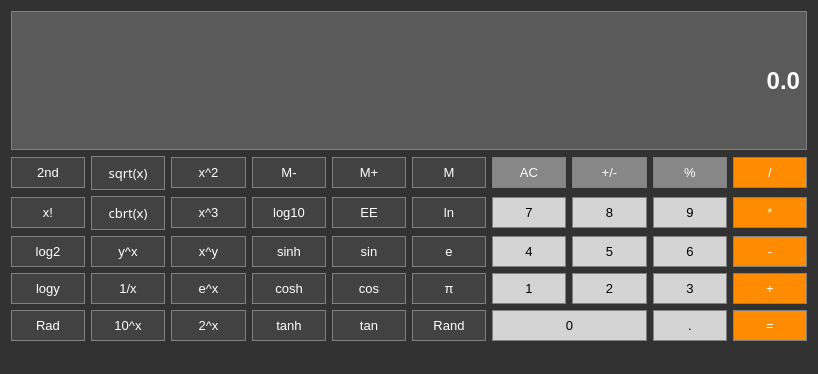
Before: the Qt Designer form calculator.ui in cjkeati1/Calculator, drawn with Qt 5.
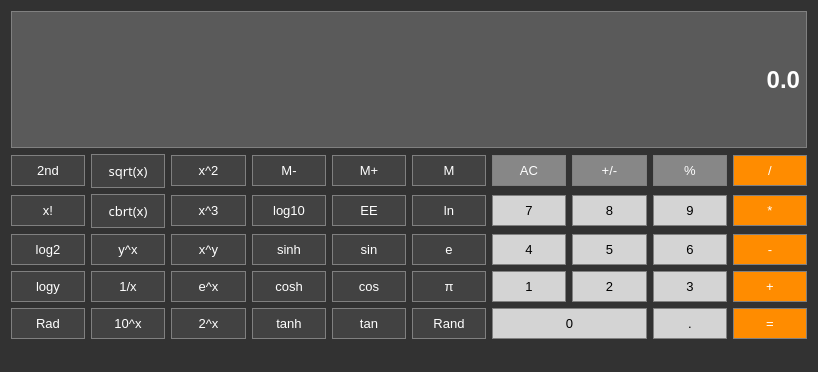
After: the same form once the commit is applied.

Diff of the .ui file:
```diff
--- a/calculator.ui
+++ b/calculator.ui
@@ -7,7 +7,7 @@
     <x>0</x>
     <y>0</y>
     <width>818</width>
-    <height>374</height>
+    <height>372</height>
    </rect>
   </property>
   <property name="sizePolicy">
@@ -26,7 +26,7 @@
   </property>
   <widget class="QWidget" name="centralWidget">
    <layout class="QGridLayout" name="gridLayout">
-    <item row="14" column="2">
+    <item row="16" column="2">
      <widget class="QPushButton" name="Button_EulerPower">
       <property name="font">
        <font>
@@ -59,7 +59,7 @@
       </property>
      </widget>
     </item>
-    <item row="14" column="9">
+    <item row="16" column="9">
      <widget class="QPushButton" name="Button_Add">
       <property name="sizePolicy">
        <sizepolicy hsizetype="Preferred" vsizetype="Fixed">
@@ -99,7 +99,7 @@
       </property>
      </widget>
     </item>
-    <item row="14" column="4">
+    <item row="16" column="4">
      <widget class="QPushButton" name="Button_Cos">
       <property name="sizePolicy">
        <sizepolicy hsizetype="Preferred" vsizetype="Fixed">
@@ -138,7 +138,7 @@
       </property>
      </widget>
     </item>
-    <item row="14" column="0">
+    <item row="16" column="0">
      <widget class="QPushButton" name="Button_Logy">
       <property name="font">
        <font>
@@ -171,7 +171,7 @@
       </property>
      </widget>
     </item>
-    <item row="14" column="5">
+    <item row="16" column="5">
      <widget class="QPushButton" name="Button_Pi">
       <property name="enabled">
        <bool>true</bool>
@@ -207,7 +207,7 @@
       </property>
      </widget>
     </item>
-    <item row="2" column="5">
+    <item row="4" column="5">
      <widget class="QPushButton" name="Button_Ln">
       <property name="font">
        <font>
@@ -240,7 +240,7 @@
       </property>
      </widget>
     </item>
-    <item row="1" column="8">
+    <item row="3" column="8">
      <widget class="QPushButton" name="Button_Percent">
       <property name="font">
        <font>
@@ -270,7 +270,7 @@
       </property>
      </widget>
     </item>
-    <item row="16" column="3">
+    <item row="17" column="3">
      <widget class="QPushButton" name="Button_Tanh">
       <property name="sizePolicy">
        <sizepolicy hsizetype="Preferred" vsizetype="Fixed">
@@ -309,36 +309,7 @@
       </property>
      </widget>
     </item>
-    <item row="0" column="0" colspan="10">
-     <widget class="QLabel" name="Display">
-      <property name="sizePolicy">
-       <sizepolicy hsizetype="Preferred" vsizetype="Minimum">
-        <horstretch>0</horstretch>
-        <verstretch>0</verstretch>
-       </sizepolicy>
-      </property>
-      <property name="font">
-       <font>
-        <family>Arial</family>
-        <pointsize>18</pointsize>
-        <weight>75</weight>
-        <bold>true</bold>
-       </font>
-      </property>
-      <property name="styleSheet">
-       <string notr="true">background-color: rgb(90, 90, 90);
-border:1px solid gray;
-color: #ffffff</string>
-      </property>
-      <property name="text">
-       <string>0.0</string>
-      </property>
-      <property name="alignment">
-       <set>Qt::AlignRight|Qt::AlignTrailing|Qt::AlignVCenter</set>
-      </property>
-     </widget>
-    </item>
-    <item row="2" column="1">
+    <item row="4" column="1">
      <widget class="QPushButton" name="Button_CubeRoot">
       <property name="font">
        <font>
@@ -372,7 +343,7 @@
       </property>
      </widget>
     </item>
-    <item row="14" column="6">
+    <item row="16" column="6">
      <widget class="QPushButton" name="Button_1">
       <property name="sizePolicy">
        <sizepolicy hsizetype="Preferred" vsizetype="Fixed">
@@ -408,7 +379,7 @@
       </property>
      </widget>
     </item>
-    <item row="1" column="2">
+    <item row="3" column="2">
      <widget class="QPushButton" name="Button_Squared">
       <property name="font">
        <font>
@@ -442,7 +413,7 @@
       </property>
      </widget>
     </item>
-    <item row="4" column="2">
+    <item row="6" column="2">
      <widget class="QPushButton" name="Button_XPowerY">
       <property name="font">
        <font>
@@ -475,7 +446,7 @@
       </property>
      </widget>
     </item>
-    <item row="2" column="9">
+    <item row="4" column="9">
      <widget class="QPushButton" name="Button_Multiply">
       <property name="sizePolicy">
        <sizepolicy hsizetype="Preferred" vsizetype="Fixed">
@@ -515,7 +486,7 @@
       </property>
      </widget>
     </item>
-    <item row="1" column="1">
+    <item row="3" column="1">
      <widget class="QPushButton" name="Button_SquareRoot">
       <property name="font">
        <font>
@@ -549,7 +520,7 @@
       </property>
      </widget>
     </item>
-    <item row="14" column="3">
+    <item row="16" column="3">
      <widget class="QPushButton" name="Button_Cosh">
       <property name="sizePolicy">
        <sizepolicy hsizetype="Preferred" vsizetype="Fixed">
@@ -588,7 +559,7 @@
       </property>
      </widget>
     </item>
-    <item row="1" column="5">
+    <item row="3" column="5">
      <widget class="QPushButton" name="Button_MemGet">
       <property name="sizePolicy">
        <sizepolicy hsizetype="Preferred" vsizetype="Fixed">
@@ -627,7 +598,7 @@
       </property>
      </widget>
     </item>
-    <item row="1" column="6">
+    <item row="3" column="6">
      <widget class="QPushButton" name="Button_Clear">
       <property name="sizePolicy">
        <sizepolicy hsizetype="Preferred" vsizetype="Fixed">
@@ -663,7 +634,7 @@
       </property>
      </widget>
     </item>
-    <item row="4" column="0">
+    <item row="6" column="0">
      <widget class="QPushButton" name="Button_Log2">
       <property name="font">
        <font>
@@ -696,7 +667,7 @@
       </property>
      </widget>
     </item>
-    <item row="2" column="4">
+    <item row="4" column="4">
      <widget class="QPushButton" name="Button_SciNotation">
       <property name="font">
        <font>
@@ -729,7 +700,7 @@
       </property>
      </widget>
     </item>
-    <item row="16" column="8">
+    <item row="17" column="8">
      <widget class="QPushButton" name="Button_DecimalPoint">
       <property name="font">
        <font>
@@ -759,7 +730,7 @@
       </property>
      </widget>
     </item>
-    <item row="14" column="1">
+    <item row="16" column="1">
      <widget class="QPushButton" name="Button_OneOverX">
       <property name="font">
        <font>
@@ -792,7 +763,7 @@
       </property>
      </widget>
     </item>
-    <item row="4" column="4">
+    <item row="6" column="4">
      <widget class="QPushButton" name="Button_Sin">
       <property name="sizePolicy">
        <sizepolicy hsizetype="Preferred" vsizetype="Fixed">
@@ -831,7 +802,7 @@
       </property>
      </widget>
     </item>
-    <item row="4" column="3">
+    <item row="6" column="3">
      <widget class="QPushButton" name="Button_Sinh">
       <property name="sizePolicy">
        <sizepolicy hsizetype="Preferred" vsizetype="Fixed">
@@ -870,7 +841,7 @@
       </property>
      </widget>
     </item>
-    <item row="16" column="4">
+    <item row="17" column="4">
      <widget class="QPushButton" name="Button_Tan">
       <property name="sizePolicy">
        <sizepolicy hsizetype="Preferred" vsizetype="Fixed">
@@ -909,7 +880,7 @@
       </property>
      </widget>
     </item>
-    <item row="14" column="8">
+    <item row="16" column="8">
      <widget class="QPushButton" name="Button_3">
       <property name="sizePolicy">
        <sizepolicy hsizetype="Preferred" vsizetype="Fixed">
@@ -945,7 +916,7 @@
       </property>
      </widget>
     </item>
-    <item row="4" column="8">
+    <item row="6" column="8">
      <widget class="QPushButton" name="Button_6">
       <property name="sizePolicy">
        <sizepolicy hsizetype="Preferred" vsizetype="Fixed">
@@ -981,7 +952,7 @@
       </property>
      </widget>
     </item>
-    <item row="4" column="6">
+    <item row="6" column="6">
      <widget class="QPushButton" name="Button_4">
       <property name="sizePolicy">
        <sizepolicy hsizetype="Preferred" vsizetype="Fixed">
@@ -1017,7 +988,7 @@
       </property>
      </widget>
     </item>
-    <item row="4" column="7">
+    <item row="6" column="7">
      <widget class="QPushButton" name="Button_5">
       <property name="sizePolicy">
        <sizepolicy hsizetype="Preferred" vsizetype="Fixed">
@@ -1053,7 +1024,7 @@
       </property>
      </widget>
     </item>
-    <item row="4" column="5">
+    <item row="6" column="5">
      <widget class="QPushButton" name="Button_Euler">
       <property name="font">
        <font>
@@ -1086,7 +1057,7 @@
       </property>
      </widget>
     </item>
-    <item row="4" column="1">
+    <item row="6" column="1">
      <widget class="QPushButton" name="Button_YRootX">
       <property name="font">
        <font>
@@ -1119,7 +1090,7 @@
       </property>
      </widget>
     </item>
-    <item row="1" column="0">
+    <item row="3" column="0">
      <widget class="QPushButton" name="Button_Factorial_2">
       <property name="font">
        <font>
@@ -1152,7 +1123,7 @@
       </property>
      </widget>
     </item>
-    <item row="1" column="4">
+    <item row="3" column="4">
      <widget class="QPushButton" name="Button_MemAdd">
       <property name="sizePolicy">
        <sizepolicy hsizetype="Preferred" vsizetype="Fixed">
@@ -1191,7 +1162,7 @@
       </property>
      </widget>
     </item>
-    <item row="2" column="7">
+    <item row="4" column="7">
      <widget class="QPushButton" name="Button_8">
       <property name="sizePolicy">
        <sizepolicy hsizetype="Preferred" vsizetype="Fixed">
@@ -1227,7 +1198,7 @@
       </property>
      </widget>
     </item>
-    <item row="4" column="9">
+    <item row="6" column="9">
      <widget class="QPushButton" name="Button_Subtract">
       <property name="sizePolicy">
        <sizepolicy hsizetype="Preferred" vsizetype="Fixed">
@@ -1264,7 +1235,7 @@
       </property>
      </widget>
     </item>
-    <item row="16" column="6" colspan="2">
+    <item row="17" column="6" colspan="2">
      <widget class="QPushButton" name="Button_0">
       <property name="sizePolicy">
        <sizepolicy hsizetype="Preferred" vsizetype="Fixed">
@@ -1300,7 +1271,114 @@
       </property>
      </widget>
     </item>
-    <item row="16" column="5">
+    <item row="17" column="0">
+     <widget class="QPushButton" name="Button_Rad">
+      <property name="sizePolicy">
+       <sizepolicy hsizetype="Preferred" vsizetype="Preferred">
+        <horstretch>0</horstretch>
+        <verstretch>0</verstretch>
+       </sizepolicy>
+      </property>
+      <property name="font">
+       <font>
+        <pointsize>10</pointsize>
+       </font>
+      </property>
+      <property name="styleSheet">
+       <string notr="true">QPushButton{
+background-color: rgb(66, 66, 66);
+color: #ffffff;
+border:1px solid gray;
+padding:7px;
+}
+QPushButton:pressed{
+background-color:rgb(95, 95, 95);
+border:1px solid black;
+padding:5px;
+}
+QPushButton:hover:!pressed{
+background-color:rgb(80, 80, 80);
+border:1px solid gray;
+padding:5px;
+}
+
+
+</string>
+      </property>
+      <property name="text">
+       <string>Rad</string>
+      </property>
+      <property name="checkable">
+       <bool>true</bool>
+      </property>
+      <property name="checked">
+       <bool>false</bool>
+      </property>
+     </widget>
+    </item>
+    <item row="17" column="2">
+     <widget class="QPushButton" name="Button_TwoPower">
+      <property name="font">
+       <font>
+        <pointsize>10</pointsize>
+       </font>
+      </property>
+      <property name="styleSheet">
+       <string notr="true">QPushButton{
+background-color: rgb(66, 66, 66);
+color: #ffffff;
+border:1px solid gray;
+padding:7px;
+}
+QPushButton:pressed{
+background-color:rgb(95, 95, 95);
+border:1px solid black;
+padding:5px;
+}
+QPushButton:hover:!pressed{
+background-color:rgb(80, 80, 80);
+border:1px solid gray;
+padding:5px;
+}
+
+
+</string>
+      </property>
+      <property name="text">
+       <string>2^x</string>
+      </property>
+     </widget>
+    </item>
+    <item row="0" column="0" rowspan="2" colspan="10">
+     <widget class="QLabel" name="Display">
+      <property name="sizePolicy">
+       <sizepolicy hsizetype="Preferred" vsizetype="Minimum">
+        <horstretch>0</horstretch>
+        <verstretch>0</verstretch>
+       </sizepolicy>
+      </property>
+      <property name="font">
+       <font>
+        <family>Arial</family>
+        <pointsize>18</pointsize>
+        <weight>75</weight>
+        <bold>true</bold>
+       </font>
+      </property>
+      <property name="styleSheet">
+       <string notr="true">background-color: rgb(90, 90, 90);
+border:1px solid gray;
+color: #ffffff</string>
+      </property>
+      <property name="text">
+       <string>0.0</string>
+      </property>
+      <property name="alignment">
+       <set>Qt::AlignRight|Qt::AlignTrailing|Qt::AlignVCenter</set>
+      </property>
+     </widget>
+    </item>
+    <item row="17" column="5">
      <widget class="QPushButton" name="Button_Rand">
       <property name="font">
        <font>
@@ -1333,7 +1411,7 @@
       </property>
      </widget>
     </item>
-    <item row="2" column="2">
+    <item row="4" column="2">
      <widget class="QPushButton" name="Button_Cubed">
       <property name="font">
        <font>
@@ -1366,7 +1444,7 @@
       </property>
      </widget>
     </item>
-    <item row="2" column="3">
+    <item row="4" column="3">
      <widget class="QPushButton" name="Button_Log10">
       <property name="sizePolicy">
        <sizepolicy hsizetype="Preferred" vsizetype="Fixed">
@@ -1405,7 +1483,7 @@
       </property>
      </widget>
     </item>
-    <item row="1" column="3">
+    <item row="3" column="3">
      <widget class="QPushButton" name="Button_MemClear">
       <property name="sizePolicy">
        <sizepolicy hsizetype="Preferred" vsizetype="Fixed">
@@ -1444,7 +1522,7 @@
       </property>
      </widget>
     </item>
-    <item row="16" column="1">
+    <item row="17" column="1">
      <widget class="QPushButton" name="Button_TenPower">
       <property name="font">
        <font>
@@ -1477,7 +1555,7 @@
       </property>
      </widget>
     </item>
-    <item row="2" column="6">
+    <item row="4" column="6">
      <widget class="QPushButton" name="Button_7">
       <property name="sizePolicy">
        <sizepolicy hsizetype="Preferred" vsizetype="Fixed">
@@ -1513,7 +1591,7 @@
       </property>
      </widget>
     </item>
-    <item row="1" column="7">
+    <item row="3" column="7">
      <widget class="QPushButton" name="Button_Sign">
       <property name="sizePolicy">
        <sizepolicy hsizetype="Preferred" vsizetype="Fixed">
@@ -1549,7 +1627,7 @@
       </property>
      </widget>
     </item>
-    <item row="16" column="9">
+    <item row="17" column="9">
      <widget class="QPushButton" name="Button_Equals">
       <property name="sizePolicy">
        <sizepolicy hsizetype="Preferred" vsizetype="Fixed">
@@ -1586,7 +1664,7 @@
       </property>
      </widget>
     </item>
-    <item row="2" column="0">
+    <item row="4" column="0">
      <widget class="QPushButton" name="Button_Factorial">
       <property name="font">
        <font>
@@ -1619,7 +1697,7 @@
       </property>
      </widget>
     </item>
-    <item row="1" column="9">
+    <item row="3" column="9">
      <widget class="QPushButton" name="Button_Divide">
       <property name="sizePolicy">
        <sizepolicy hsizetype="Preferred" vsizetype="Fixed">
@@ -1656,7 +1734,7 @@
       </property>
      </widget>
     </item>
-    <item row="14" column="7">
+    <item row="16" column="7">
      <widget class="QPushButton" name="Button_2">
       <property name="sizePolicy">
        <sizepolicy hsizetype="Preferred" vsizetype="Fixed">
@@ -1692,7 +1770,7 @@
       </property>
      </widget>
     </item>
-    <item row="2" column="8">
+    <item row="4" column="8">
      <widget class="QPushButton" name="Button_9">
       <property name="sizePolicy">
        <sizepolicy hsizetype="Preferred" vsizetype="Fixed">
@@ -1728,84 +1806,6 @@
       </property>
      </widget>
     </item>
-    <item row="16" column="0">
-     <widget class="QPushButton" name="Button_Rad">
-      <property name="sizePolicy">
-       <sizepolicy hsizetype="Preferred" vsizetype="Preferred">
-        <horstretch>0</horstretch>
-        <verstretch>0</verstretch>
-       </sizepolicy>
-      </property>
-      <property name="font">
-       <font>
-        <pointsize>10</pointsize>
-       </font>
-      </property>
-      <property name="styleSheet">
-       <string notr="true">QPushButton{
-background-color: rgb(66, 66, 66);
-color: #ffffff;
-border:1px solid gray;
-padding:7px;
-}
-QPushButton:pressed{
-background-color:rgb(95, 95, 95);
-border:1px solid black;
-padding:5px;
-}
-QPushButton:hover:!pressed{
-background-color:rgb(80, 80, 80);
-border:1px solid gray;
-padding:5px;
-}
-
-
-</string>
-      </property>
-      <property name="text">
-       <string>Rad</string>
-      </property>
-      <property name="checkable">
-       <bool>true</bool>
-      </property>
-      <property name="checked">
-       <bool>false</bool>
-      </property>
-     </widget>
-    </item>
-    <item row="16" column="2">
-     <widget class="QPushButton" name="Button_TwoPower">
-      <property name="font">
-       <font>
-        <pointsize>10</pointsize>
-       </font>
-      </property>
-      <property name="styleSheet">
-       <string notr="true">QPushButton{
-background-color: rgb(66, 66, 66);
-color: #ffffff;
-border:1px solid gray;
-padding:7px;
-}
-QPushButton:pressed{
-background-color:rgb(95, 95, 95);
-border:1px solid black;
-padding:5px;
-}
-QPushButton:hover:!pressed{
-background-color:rgb(80, 80, 80);
-border:1px solid gray;
-padding:5px;
-}
-
-
-</string>
-      </property>
-      <property name="text">
-       <string>2^x</string>
-      </property>
-     </widget>
-    </item>
    </layout>
   </widget>
   <widget class="QMenuBar" name="menuBar">
```
Left out of the diff: 10 changed lines with no effect on the pictures.
